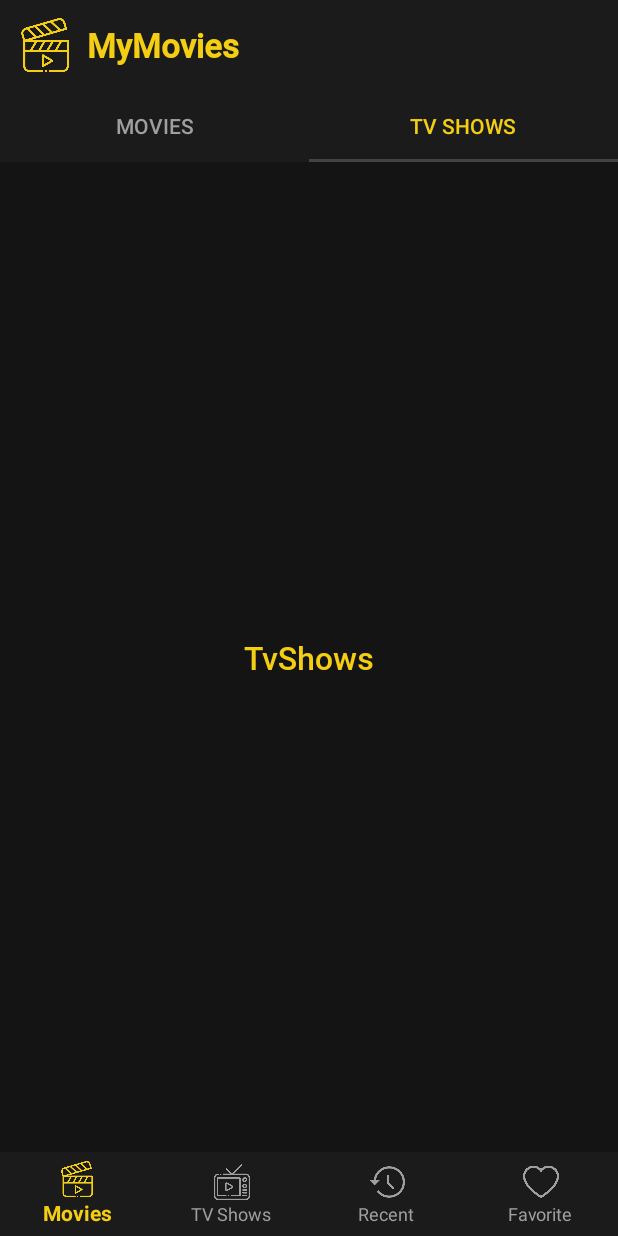
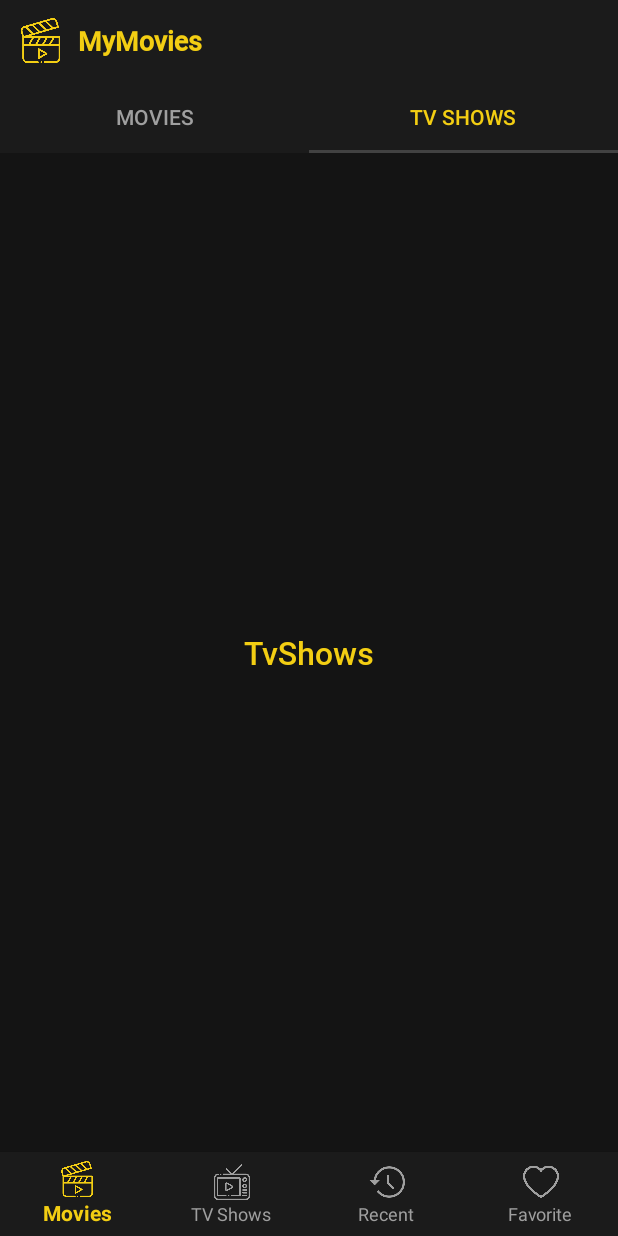
Before and after one commit to muammarahlnn/MyMovies-kt, an Android app: the screen it shows after launch (MainActivity), tab 2 chosen, on a phone screen of 412 x 824 dp. Run offline under Robolectric (Android 15) with nearby library versions, the phone set to English and light mode, and no system bars; 1 statement that could not run was skipped.

Commit message:
fix action bar size

```diff
--- a/app/src/main/res/layout/activity_main.xml
+++ b/app/src/main/res/layout/activity_main.xml
@@ -17,8 +17,8 @@
 
         <ImageView
             android:id="@+id/imageView"
-            android:layout_width="36dp"
-            android:layout_height="36dp"
+            android:layout_width="30dp"
+            android:layout_height="30dp"
             android:layout_marginStart="12dp"
             android:layout_marginVertical="12dp"
             android:src="@drawable/ic_movies_yellow"
@@ -31,11 +31,10 @@
             android:layout_width="wrap_content"
             android:layout_height="wrap_content"
             android:layout_marginStart="10dp"
-
             android:fontFamily="@font/roboto_medium"
             android:text="@string/app_name"
             android:textColor="@color/yellow_primary"
-            android:textSize="22sp"
+            android:textSize="18sp"
             android:textStyle="bold"
             app:layout_constraintBottom_toBottomOf="@+id/imageView"
             app:layout_constraintStart_toEndOf="@+id/imageView"
```
